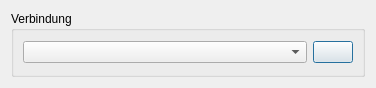
tfeldmann/QlockToo, file Software/qlocktoo/connect/connect.ui: the form before one commit.
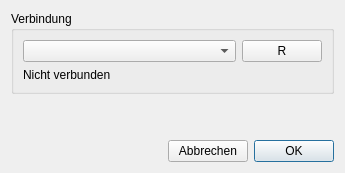
The form after the commit.

Commit message: added connect dialog

Diff of the .ui file:
```diff
--- a/Software/qlocktoo/connect/connect.ui
+++ b/Software/qlocktoo/connect/connect.ui
@@ -9,8 +9,8 @@
    <rect>
     <x>0</x>
     <y>0</y>
-    <width>376</width>
-    <height>88</height>
+    <width>345</width>
+    <height>173</height>
    </rect>
   </property>
   <property name="windowTitle">
@@ -19,7 +19,7 @@
   <property name="sizeGripEnabled">
    <bool>false</bool>
   </property>
-  <layout class="QHBoxLayout" name="horizontalLayout">
+  <layout class="QVBoxLayout" name="verticalLayout">
    <item>
     <widget class="QGroupBox" name="groupBox">
      <property name="title">
@@ -27,7 +27,11 @@
      </property>
      <layout class="QHBoxLayout" name="horizontalLayout_2">
       <item>
-       <widget class="QComboBox" name="comboBox">
+       <layout class="QVBoxLayout" name="verticalLayout_2">
+        <item>
+         <layout class="QHBoxLayout" name="horizontalLayout">
+          <item>
+           <widget class="QComboBox" name="cmbPorts">
         <property name="sizePolicy">
          <sizepolicy hsizetype="MinimumExpanding" vsizetype="Fixed">
           <horstretch>0</horstretch>
@@ -37,7 +41,7 @@
        </widget>
       </item>
       <item>
-       <widget class="QPushButton" name="pushButton">
+           <widget class="QPushButton" name="btnRefresh">
         <property name="sizePolicy">
          <sizepolicy hsizetype="Preferred" vsizetype="Fixed">
           <horstretch>0</horstretch>
@@ -45,15 +49,79 @@
          </sizepolicy>
         </property>
         <property name="text">
-         <string/>
+             <string>R</string>
         </property>
        </widget>
       </item>
      </layout>
+        </item>
+        <item>
+         <widget class="QLabel" name="lblDeviceConnected">
+          <property name="text">
+           <string>Nicht verbunden</string>
+          </property>
     </widget>
    </item>
   </layout>
- </widget>
+      </item>
+     </layout>
+    </widget>
+   </item>
+   <item>
+    <spacer name="verticalSpacer">
+     <property name="orientation">
+      <enum>Qt::Vertical</enum>
+     </property>
+     <property name="sizeHint" stdset="0">
+      <size>
+       <width>20</width>
+       <height>40</height>
+      </size>
+     </property>
+    </spacer>
+   </item>
+   <item>
+    <layout class="QHBoxLayout" name="horizontalLayout_3">
+     <item>
+      <spacer name="horizontalSpacer">
+       <property name="orientation">
+        <enum>Qt::Horizontal</enum>
+       </property>
+       <property name="sizeHint" stdset="0">
+        <size>
+         <width>40</width>
+         <height>20</height>
+        </size>
+       </property>
+      </spacer>
+     </item>
+     <item>
+      <widget class="QPushButton" name="btnCancel">
+       <property name="text">
+        <string>Abbrechen</string>
+       </property>
+      </widget>
+     </item>
+     <item>
+      <widget class="QPushButton" name="btnOk">
+       <property name="text">
+        <string>OK</string>
+       </property>
+       <property name="default">
+        <bool>true</bool>
+       </property>
+      </widget>
+     </item>
+    </layout>
+   </item>
+  </layout>
+ </widget>
+ <tabstops>
+  <tabstop>cmbPorts</tabstop>
+  <tabstop>btnRefresh</tabstop>
+  <tabstop>btnCancel</tabstop>
+  <tabstop>btnOk</tabstop>
+ </tabstops>
  <resources/>
  <connections/>
 </ui>
```
Left out of the diff: 41 changed lines with no effect on the pictures. Lines whose indentation alone changed are shown as unchanged. The commit also changes 7 other files.
